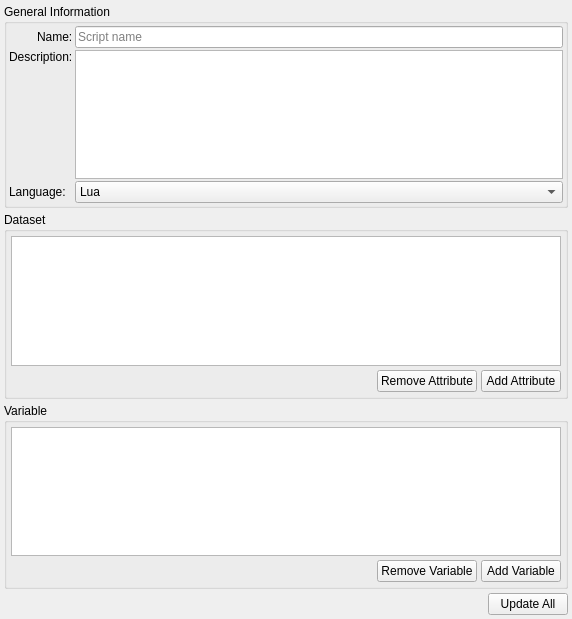
Qt form ccs/script/ScriptDescriptionWidget.ui (bisegni/chaosframework) before a commit.
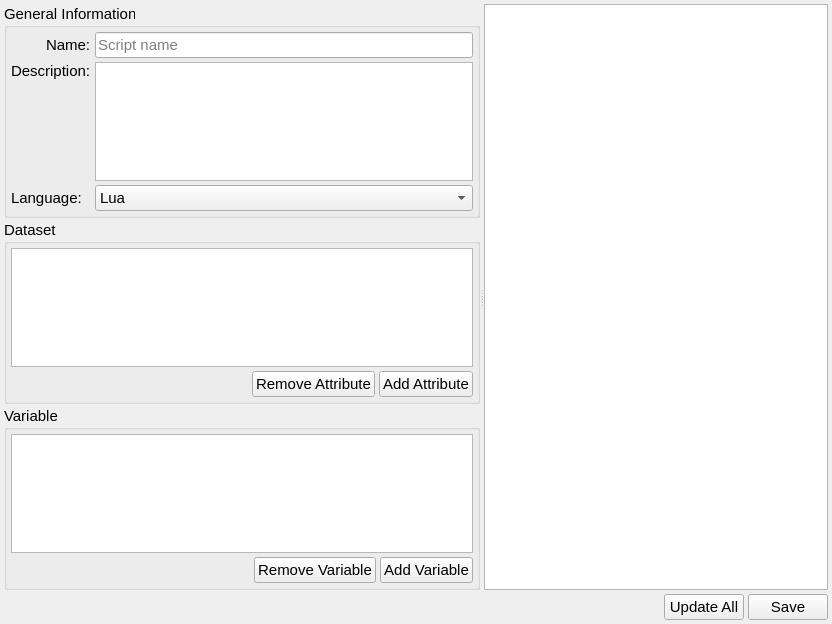
The same form after that commit.

Commit message: added newscript and load script anagement on ccs improved the script editor

Diff of the .ui file:
```diff
--- a/ccs/script/ScriptDescriptionWidget.ui
+++ b/ccs/script/ScriptDescriptionWidget.ui
@@ -6,14 +6,20 @@
    <rect>
     <x>0</x>
     <y>0</y>
-    <width>572</width>
-    <height>619</height>
+    <width>832</width>
+    <height>624</height>
    </rect>
   </property>
+  <property name="minimumSize">
+   <size>
+    <width>832</width>
+    <height>624</height>
+   </size>
+  </property>
   <property name="windowTitle">
    <string>Form</string>
   </property>
-  <layout class="QVBoxLayout" name="verticalLayout_4">
+  <layout class="QVBoxLayout" name="verticalLayout_6">
    <property name="spacing">
     <number>4</number>
    </property>
@@ -28,32 +34,52 @@
    </property>
    <property name="bottomMargin">
     <number>4</number>
+   </property>
+   <item>
+    <widget class="QSplitter" name="splitter">
+     <property name="orientation">
+      <enum>Qt::Horizontal</enum>
+     </property>
+     <widget class="QWidget" name="layoutWidget">
+      <layout class="QVBoxLayout" name="verticalLayout" stretch="0,0,0">
+       <property name="spacing">
+        <number>2</number>
    </property>
    <item>
     <widget class="QGroupBox" name="groupBox">
+         <property name="font">
+          <font>
+           <pointsize>11</pointsize>
+          </font>
+         </property>
      <property name="title">
       <string>General Information</string>
      </property>
-     <layout class="QVBoxLayout" name="verticalLayout">
+         <layout class="QVBoxLayout" name="verticalLayout_4">
       <property name="spacing">
-       <number>2</number>
+           <number>4</number>
       </property>
       <property name="leftMargin">
-       <number>2</number>
+           <number>4</number>
       </property>
       <property name="topMargin">
-       <number>2</number>
+           <number>4</number>
       </property>
       <property name="rightMargin">
-       <number>2</number>
+           <number>4</number>
       </property>
       <property name="bottomMargin">
-       <number>2</number>
+           <number>4</number>
       </property>
       <item>
        <layout class="QGridLayout" name="gridLayout">
         <item row="0" column="0" alignment="Qt::AlignRight">
          <widget class="QLabel" name="label">
+              <property name="font">
+               <font>
+                <pointsize>11</pointsize>
+               </font>
+              </property>
           <property name="text">
            <string>Name:</string>
           </property>
@@ -61,6 +87,11 @@
         </item>
         <item row="2" column="0">
          <widget class="QLabel" name="label_3">
+              <property name="font">
+               <font>
+                <pointsize>11</pointsize>
+               </font>
+              </property>
           <property name="text">
            <string>Language:</string>
           </property>
@@ -68,6 +99,11 @@
         </item>
         <item row="2" column="1">
          <widget class="QComboBox" name="comboBoxsScirptLanguage">
+              <property name="font">
+               <font>
+                <pointsize>11</pointsize>
+               </font>
+              </property>
           <property name="editable">
            <bool>false</bool>
           </property>
@@ -80,6 +116,11 @@
         </item>
         <item row="0" column="1">
          <widget class="QLineEdit" name="lineEditScriptName">
+              <property name="font">
+               <font>
+                <pointsize>11</pointsize>
+               </font>
+              </property>
           <property name="placeholderText">
            <string>Script name</string>
           </property>
@@ -87,6 +128,11 @@
         </item>
         <item row="1" column="0" alignment="Qt::AlignRight|Qt::AlignTop">
          <widget class="QLabel" name="label_2">
+              <property name="font">
+               <font>
+                <pointsize>11</pointsize>
+               </font>
+              </property>
           <property name="text">
            <string>Description:</string>
           </property>
@@ -94,6 +140,11 @@
         </item>
         <item row="1" column="1">
          <widget class="QPlainTextEdit" name="plainTextEditScriptDescirption">
+              <property name="font">
+               <font>
+                <pointsize>11</pointsize>
+               </font>
+              </property>
           <property name="documentTitle">
            <string/>
           </property>
@@ -112,6 +163,11 @@
    </item>
    <item>
     <widget class="QGroupBox" name="groupBox_2">
+         <property name="font">
+          <font>
+           <pointsize>11</pointsize>
+          </font>
+         </property>
      <property name="title">
       <string>Dataset</string>
      </property>
@@ -151,6 +207,11 @@
         </item>
         <item>
          <widget class="QPushButton" name="pushButtonremoveAttributeToDataset">
+              <property name="font">
+               <font>
+                <pointsize>11</pointsize>
+               </font>
+              </property>
           <property name="text">
            <string>Remove Attribute</string>
           </property>
@@ -158,6 +219,11 @@
         </item>
         <item>
          <widget class="QPushButton" name="pushButtonAddAttributeToDataset">
+              <property name="font">
+               <font>
+                <pointsize>11</pointsize>
+               </font>
+              </property>
           <property name="text">
            <string>Add Attribute</string>
           </property>
@@ -170,6 +236,11 @@
    </item>
    <item>
     <widget class="QGroupBox" name="groupBox_3">
+         <property name="font">
+          <font>
+           <pointsize>11</pointsize>
+          </font>
+         </property>
      <property name="title">
       <string>Variable</string>
      </property>
@@ -209,6 +280,11 @@
         </item>
         <item>
          <widget class="QPushButton" name="pushButton_3">
+              <property name="font">
+               <font>
+                <pointsize>11</pointsize>
+               </font>
+              </property>
           <property name="text">
            <string>Remove Variable</string>
           </property>
@@ -216,6 +292,11 @@
         </item>
         <item>
          <widget class="QPushButton" name="pushButtonAddVariable">
+              <property name="font">
+               <font>
+                <pointsize>11</pointsize>
+               </font>
+              </property>
           <property name="text">
            <string>Add Variable</string>
           </property>
@@ -226,10 +307,33 @@
      </layout>
     </widget>
    </item>
+      </layout>
+     </widget>
+     <widget class="QWidget" name="layoutWidget">
+      <layout class="QVBoxLayout" name="verticalLayout_5">
+       <property name="spacing">
+        <number>4</number>
+       </property>
    <item>
-    <layout class="QHBoxLayout" name="horizontalLayout_3">
+        <widget class="QTextEdit" name="textEditSourceCode">
+         <property name="font">
+          <font>
+           <pointsize>11</pointsize>
+          </font>
+         </property>
+        </widget>
+       </item>
+      </layout>
+     </widget>
+    </widget>
+   </item>
      <item>
-      <spacer name="horizontalSpacer_3">
+    <layout class="QHBoxLayout" name="horizontalLayout_5">
+     <property name="spacing">
+      <number>4</number>
+     </property>
+     <item>
+      <spacer name="horizontalSpacer_4">
        <property name="orientation">
         <enum>Qt::Horizontal</enum>
        </property>
@@ -243,11 +347,28 @@
      </item>
      <item>
       <widget class="QPushButton" name="pushButton_5">
+       <property name="font">
+        <font>
+         <pointsize>11</pointsize>
+        </font>
+       </property>
        <property name="text">
         <string>Update All</string>
        </property>
       </widget>
      </item>
+     <item>
+      <widget class="QPushButton" name="pushButtonSaveScript">
+       <property name="font">
+        <font>
+         <pointsize>11</pointsize>
+        </font>
+       </property>
+       <property name="text">
+        <string>Save</string>
+       </property>
+      </widget>
+     </item>
     </layout>
    </item>
   </layout>
```
Lines whose indentation alone changed are shown as unchanged. The commit also changes 27 other files.
